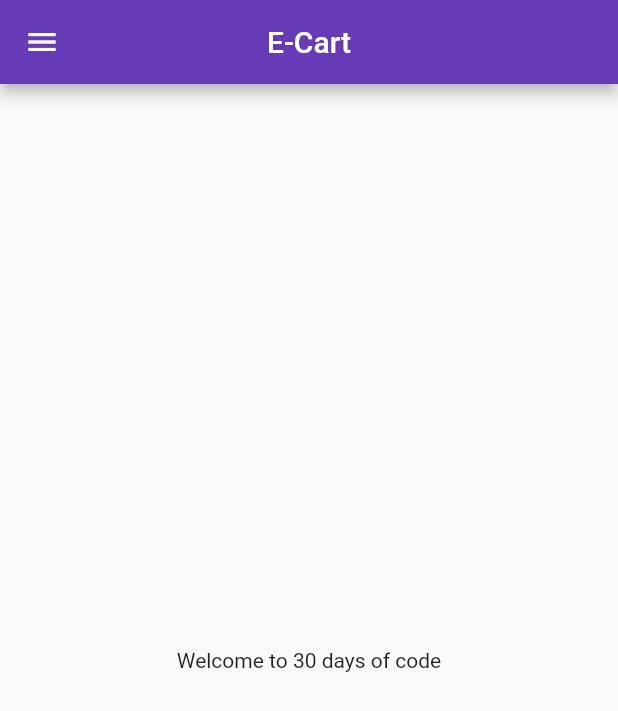
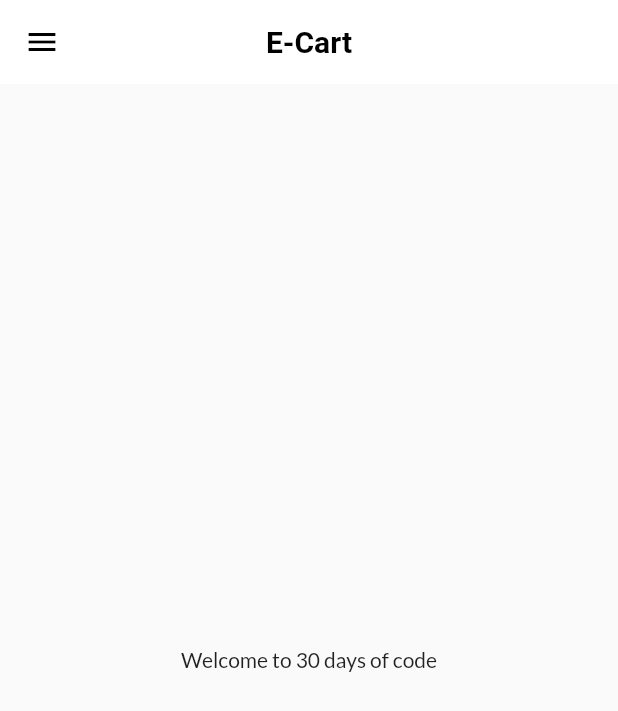
Before and after one commit to Aditya01237/E_cart, a Flutter app: the screen it shows after launch, on a phone screen of 412 x 824 dp. Shown: the top 711 px of the screen. Run offline on Flutter 3.47's test engine with Material 2 defaults, Android fonts, the phone set to English and light mode, and no system bars; our stand-ins replace google_fonts.

Commit message:
theme added

```diff
--- a/lib/main.dart
+++ b/lib/main.dart
@@ -1,6 +1,7 @@
 import 'package:e_cart/pages/Home_Page.dart';
 import 'package:e_cart/pages/login_page.dart';
 import 'package:e_cart/utils/routes.dart';
+import 'package:e_cart/widgets/theme.dart';
 import 'package:flutter/material.dart';
 
 void main() {
@@ -12,6 +13,8 @@
     return MaterialApp(
       debugShowCheckedModeBanner: false,
       themeMode: ThemeMode.light,
+      theme: Mytheme.lightTheme(context),
+      darkTheme: Mytheme.darkTheme(context),
       initialRoute: MyRoutes.homeRoute,
       routes: {
         // When navigating to the "/" route, build the FirstScreen widget.
--- a/lib/pages/Home_Page.dart
+++ b/lib/pages/Home_Page.dart
@@ -1,4 +1,5 @@
 import 'package:flutter/material.dart';
+import 'package:google_fonts/google_fonts.dart';
 
 import '../widgets/drawer.dart';
 
@@ -9,9 +10,8 @@
   Widget build(BuildContext context) {
     return Scaffold(
       appBar: AppBar(
-        backgroundColor: Colors.deepPurple,
         centerTitle: true,
-        title: Text("E-Cart"),
+        title: Text("E-Cart",),
       ),
       body: Center(
         child: Container(
--- /dev/null
+++ b/lib/widgets/theme.dart
@@ -0,0 +1,22 @@
+import 'package:flutter/material.dart';
+import 'package:google_fonts/google_fonts.dart';
+
+class Mytheme{
+  static ThemeData lightTheme(BuildContext context) => ThemeData(
+    // primarySwatch: Colors.deepPurple,
+    fontFamily: GoogleFonts.lato().fontFamily,
+    appBarTheme: AppBarTheme(
+      color: Colors.white,
+      elevation: 0.0,
+      iconTheme: IconThemeData(color: Colors.black),
+      titleTextStyle: TextStyle(
+          color: Colors.black,
+        fontWeight: FontWeight.bold,
+        fontSize: 20,
+      ),
+    ),
+  );
+  static ThemeData darkTheme(BuildContext context) => ThemeData(
+    brightness: Brightness.dark,
+  );
+}
--- a/pubspec.yaml
+++ b/pubspec.yaml
@@ -35,6 +35,7 @@
   # The following adds the Cupertino Icons font to your application.
   # Use with the CupertinoIcons class for iOS style icons.
   cupertino_icons: ^1.0.2
+  google_fonts: ^4.0.3
 
 dev_dependencies:
   flutter_test:
```
Also changed, not shown: pubspec.lock, 1 other file.
